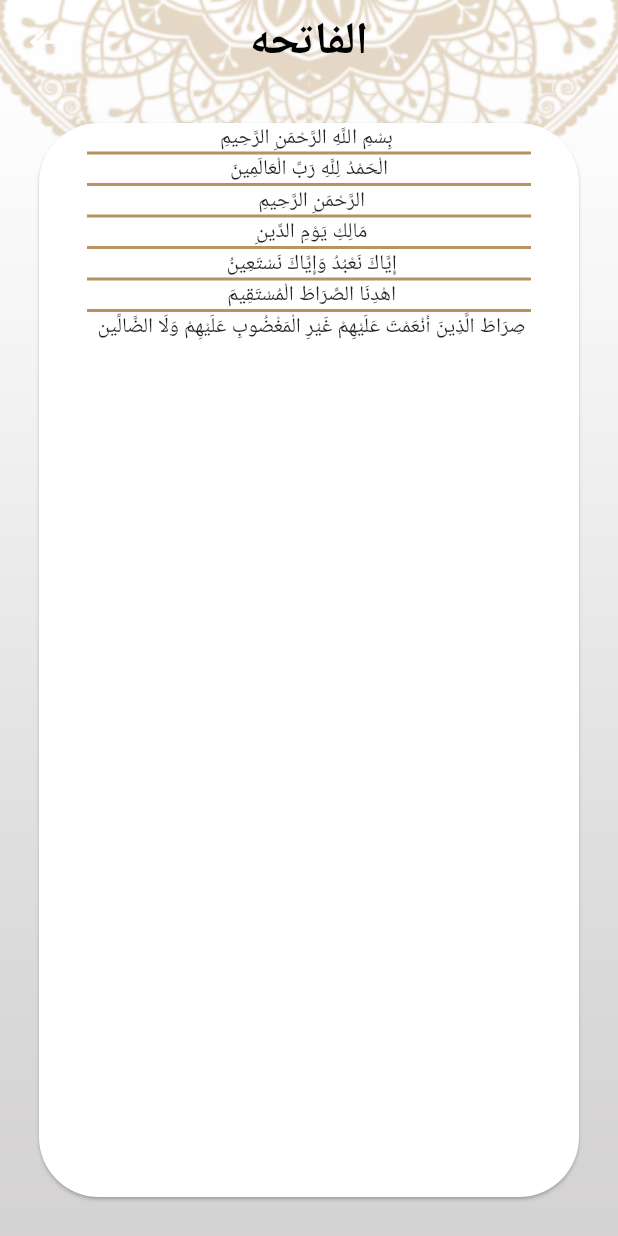
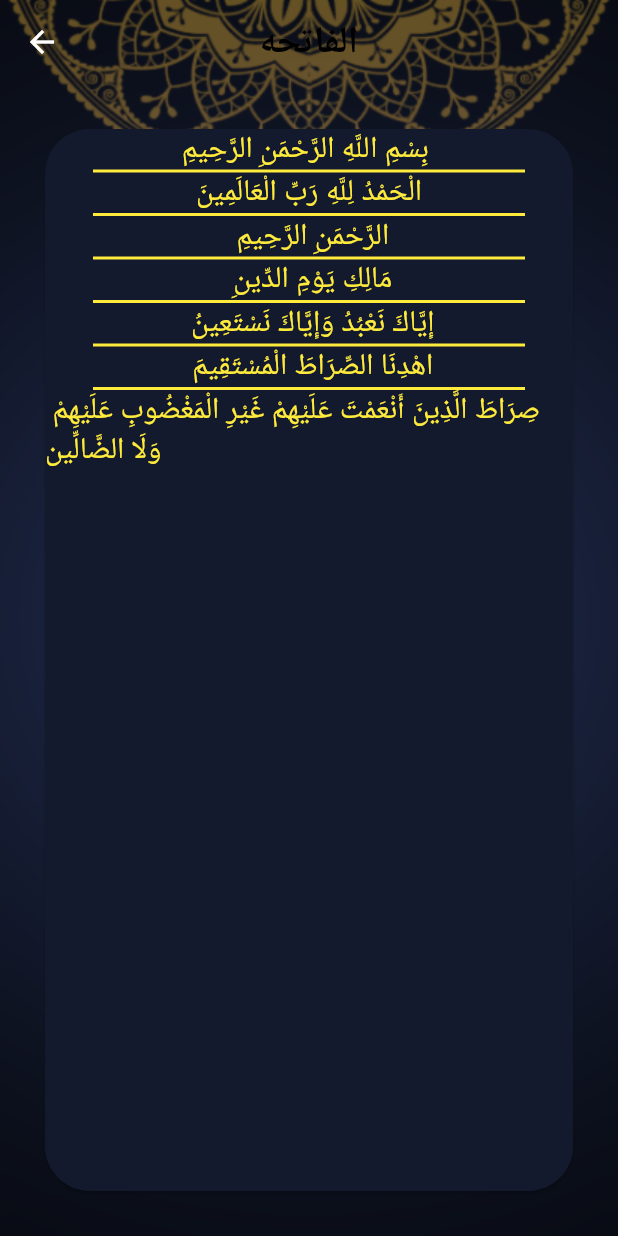
Before and after one commit to hamadia/Islami-app, a Flutter app: the screen it shows after launch, after a tap on "الفاتحه", on a phone screen of 412 x 824 dp. Run offline on Flutter 3.47's test engine with Material 2 defaults, Android fonts, the light colour scheme and no system bars.

Commit message:
+ theme + light theme + dark theme

```diff
--- a/lib/main.dart
+++ b/lib/main.dart
@@ -3,9 +3,10 @@ import 'package:islam/ui/home/home_screen.dart';
 import 'package:islam/ui/home/screens/hadith_details.dart';
 import 'package:islam/ui/home/screens/sura_details_screen.dart';
 import 'package:islam/ui/home/splash_screen.dart';
+import 'package:islam/ui/styles/my_theme_data.dart';
 
 void main() {
-  runApp(MyApplication());
+  runApp(const MyApplication());
 }
 
 class MyApplication extends StatelessWidget {
@@ -14,22 +15,9 @@ class MyApplication extends StatelessWidget {
   @override
   Widget build(BuildContext context) {
     return MaterialApp(
-      theme: ThemeData(
-          appBarTheme: const AppBarTheme(
-            backgroundColor: Colors.transparent,
-            elevation: 0,
-            titleTextStyle: TextStyle(
-                color: Colors.black, fontSize: 30, fontWeight: FontWeight.bold),
-            centerTitle: true,
-          ),
-          scaffoldBackgroundColor: Colors.transparent,
-          bottomNavigationBarTheme: const BottomNavigationBarThemeData(
-            unselectedItemColor: Colors.white,
-            selectedItemColor: Colors.black,
-            selectedIconTheme: IconThemeData(
-              size: 40,
-            ),
-          )),
+      theme: MyThemeData.lightTheme,
+      darkTheme: MyThemeData.darkTheme,
+      themeMode: ThemeMode.dark,
       routes: {
         HomeScreen.routeName: (context) => HomeScreen(),
         SplashScreen.routeName: (context) => SplashScreen(),
--- a/lib/ui/home/hadith_tab/hadith_title_widget.dart
+++ b/lib/ui/home/hadith_tab/hadith_title_widget.dart
@@ -15,11 +15,11 @@ class HadithTitleWidget extends StatelessWidget {
             arguments: Hadith(title: hadith.title, content: hadith.content));
       },
       child: Container(
-        padding: EdgeInsets.all(12),
+        padding: const EdgeInsets.all(12),
         alignment: Alignment.center,
         child: Text(
           hadith.title,
-          style: TextStyle(fontSize: 22, fontWeight: FontWeight.bold),
+          style: Theme.of(context).textTheme.titleMedium,
         ),
       ),
     );
--- a/lib/ui/home/home_screen.dart
+++ b/lib/ui/home/home_screen.dart
@@ -4,6 +4,7 @@ import 'package:islam/ui/home/quran_tab/quran_tab.dart';
 import 'package:islam/ui/home/radio_tab/radio_tab.dart';
 import 'package:islam/ui/home/setting_tab/setting_tab.dart';
 import 'package:islam/ui/home/tasbeh_tab/tasbeh_tab.dart';
+import 'package:islam/ui/styles/my_theme_data.dart';
 
 class HomeScreen extends StatefulWidget {
   static const String routeName = 'HomeScreen';
@@ -25,10 +26,12 @@ class _HomeScreenState extends State<HomeScreen> {
   @override
   Widget build(BuildContext context) {
     return Container(
-      decoration: const BoxDecoration(
+      decoration: BoxDecoration(
         image: DecorationImage(
           image: AssetImage(
-            'assets/images/main_background.png',
+            MyThemeData.isDarkSelected
+                ? 'assets/images/dark_background.png'
+                : 'assets/images/main_background.png',
           ),
           fit: BoxFit.fill,
         ),
@@ -45,26 +48,26 @@ class _HomeScreenState extends State<HomeScreen> {
                 selectedIndexTab = index;
                 setState(() {});
               },
-              items: const [
+              items: [
                 BottomNavigationBarItem(
-                    backgroundColor: Color(0xFFB7935F),
+                    backgroundColor: Theme.of(context).primaryColor,
                     icon: ImageIcon(AssetImage('assets/images/icon_quran.png')),
                     label: 'Quran'),
                 BottomNavigationBarItem(
-                    backgroundColor: Color(0xFFB7935F),
+                    backgroundColor: Theme.of(context).primaryColor,
                     icon:
                         ImageIcon(AssetImage('assets/images/icon_hadith.png')),
                     label: 'Hadith'),
                 BottomNavigationBarItem(
-                    backgroundColor: Color(0xFFB7935F),
+                    backgroundColor: Theme.of(context).primaryColor,
                     icon: ImageIcon(AssetImage('assets/images/icon_sebha.png')),
                     label: 'Tasbeh'),
                 BottomNavigationBarItem(
-                    backgroundColor: Color(0xFFB7935F),
+                    backgroundColor: Theme.of(context).primaryColor,
                     icon: ImageIcon(AssetImage('assets/images/icon_radio.png')),
                     label: 'Radio'),
                 BottomNavigationBarItem(
-                    backgroundColor: Color(0xFFB7935F),
+                    backgroundColor: Theme.of(context).primaryColor,
                     icon: Icon(Icons.settings),
                     label: 'Settings'),
               ],
--- a/lib/ui/home/quran_tab/quran_tab.dart
+++ b/lib/ui/home/quran_tab/quran_tab.dart
@@ -130,10 +130,11 @@ class QuranTab extends StatelessWidget {
             flex: 3,
             child: ListView.separated(
               separatorBuilder: (context, index) => Container(
-                  height: 2,
-                  width: double.infinity,
-                  margin: EdgeInsets.symmetric(horizontal: 40),
-                  color: const Color(0xFFB7935F)),
+                height: 2,
+                width: double.infinity,
+                margin: const EdgeInsets.symmetric(horizontal: 40),
+                color: Theme.of(context).dividerColor,
+              ),
               itemBuilder: (context, index) => SuraName(
                 suraArgs: SuraArgs(title: suraNames[index], index: index),
               ),
--- a/lib/ui/home/quran_tab/sura_name.dart
+++ b/lib/ui/home/quran_tab/sura_name.dart
@@ -20,7 +20,7 @@ class SuraName extends StatelessWidget {
         alignment: Alignment.center,
         child: Text(
           suraArgs.title,
-          style: const TextStyle(fontSize: 25, fontWeight: FontWeight.bold),
+          style: Theme.of(context).textTheme.titleMedium,
         ),
       ),
     );
--- a/lib/ui/home/screens/sura_details_screen.dart
+++ b/lib/ui/home/screens/sura_details_screen.dart
@@ -2,6 +2,7 @@ import 'package:flutter/material.dart';
 import 'package:flutter/services.dart';
 import 'package:islam/ui/home/quran_tab/sura_name.dart';
 import 'package:islam/ui/home/screens/quran_details.dart';
+import 'package:islam/ui/styles/my_theme_data.dart';
 
 class SuraDetailsScreen extends StatefulWidget {
   static const String routeName = 'SuraDetailsScreen';
@@ -24,32 +25,43 @@ class _SuraDetailsScreenState extends State<SuraDetailsScreen> {
     return verses.isEmpty
         ? const Center(child: CircularProgressIndicator())
         : Container(
-            decoration: const BoxDecoration(
+      decoration: BoxDecoration(
               image: DecorationImage(
                 image: AssetImage(
-                  'assets/images/main_background.png',
+                  MyThemeData.isDarkSelected
+                      ? 'assets/images/dark_background.png'
+                      : 'assets/images/main_background.png',
                 ),
                 fit: BoxFit.fill,
               ),
             ),
             child: Scaffold(
                 appBar: AppBar(
-                  title: Text(args.title),
+                  title: Text(
+                    args.title,
+                    style: TextStyle(
+                        fontSize: 25,
+                        fontWeight: FontWeight.bold,
+                        color: Colors.black),
                   ),
-                body: Card(
-                  margin: const EdgeInsets.all(26),
+                ),
+                body: Container(
+                  padding: const EdgeInsets.all(8),
+                  child: Card(
+                    margin: const EdgeInsets.all(22),
                     shape: RoundedRectangleBorder(
-                      borderRadius: BorderRadius.circular(40)),
+                        borderRadius: BorderRadius.circular(30)),
                     child: ListView.separated(
                       separatorBuilder: (context, index) => Container(
                         width: double.infinity,
                         height: 2,
                         margin: const EdgeInsets.symmetric(horizontal: 32),
-                      color: const Color(0xFFB7935F),
+                        color: Theme.of(context).dividerColor,
                       ),
                       itemBuilder: (context, index) =>
                           QuranDetails(quranText: verses[index]),
                       itemCount: verses.length,
+                    ),
                   ),
                 )),
           );
--- /dev/null
+++ b/lib/ui/styles/my_theme_data.dart
@@ -0,0 +1,63 @@
+import 'package:flutter/material.dart';
+
+class MyThemeData {
+  static Color lightPrimaryColor = Color(0xFFB7935F);
+  static Color darkPrimaryColor = Color(0xFF141A2E);
+  static bool isDarkSelected = true;
+  static ThemeData lightTheme = ThemeData(
+    dividerColor: lightPrimaryColor,
+    primaryColor: lightPrimaryColor,
+    textTheme: TextTheme(
+      headlineMedium: TextStyle(
+          fontSize: 25, fontWeight: FontWeight.w600, color: Colors.black),
+      titleMedium: TextStyle(
+          fontWeight: FontWeight.bold, fontSize: 25, color: Colors.black),
+      bodyMedium: TextStyle(
+          fontSize: 20, fontWeight: FontWeight.normal, color: Colors.black),
+    ),
+    appBarTheme: const AppBarTheme(
+      backgroundColor: Colors.transparent,
+      elevation: 0,
+      titleTextStyle: TextStyle(
+          color: Colors.black, fontSize: 30, fontWeight: FontWeight.bold),
+      centerTitle: true,
+    ),
+    cardColor: lightPrimaryColor,
+    scaffoldBackgroundColor: Colors.transparent,
+    bottomNavigationBarTheme: const BottomNavigationBarThemeData(
+      unselectedItemColor: Colors.white,
+      selectedItemColor: Colors.black,
+      selectedIconTheme: IconThemeData(
+        size: 40,
+      ),
+    ),
+  );
+  static ThemeData darkTheme = ThemeData(
+    textTheme: TextTheme(
+      headlineMedium: TextStyle(
+          fontSize: 25, fontWeight: FontWeight.w600, color: Colors.white),
+      titleMedium: TextStyle(
+          fontWeight: FontWeight.bold, fontSize: 25, color: Colors.white),
+      bodyMedium: TextStyle(
+          fontSize: 20, fontWeight: FontWeight.normal, color: Colors.yellow),
+    ),
+    dividerColor: Colors.yellow,
+    primaryColor: darkPrimaryColor,
+    appBarTheme: const AppBarTheme(
+      backgroundColor: Colors.transparent,
+      elevation: 0,
+      titleTextStyle: TextStyle(
+          color: Colors.white, fontSize: 30, fontWeight: FontWeight.bold),
+      centerTitle: true,
+    ),
+    cardColor: darkPrimaryColor,
+    scaffoldBackgroundColor: Colors.transparent,
+    bottomNavigationBarTheme: const BottomNavigationBarThemeData(
+      unselectedItemColor: Colors.white,
+      selectedItemColor: Colors.yellow,
+      selectedIconTheme: IconThemeData(
+        size: 40,
+      ),
+    ),
+  );
+}
```
Also changed, not shown: lib/ui/home/hadith_tab/hadith_tab.dart (+9 -10 lines), lib/ui/home/screens/hadith_details.dart (+10 -9 lines), lib/ui/home/setting_tab/setting_tab.dart (+6 -6 lines), assets/images/dark_background.png (added), 2 other files. Lines whose indentation alone changed are shown as unchanged.
